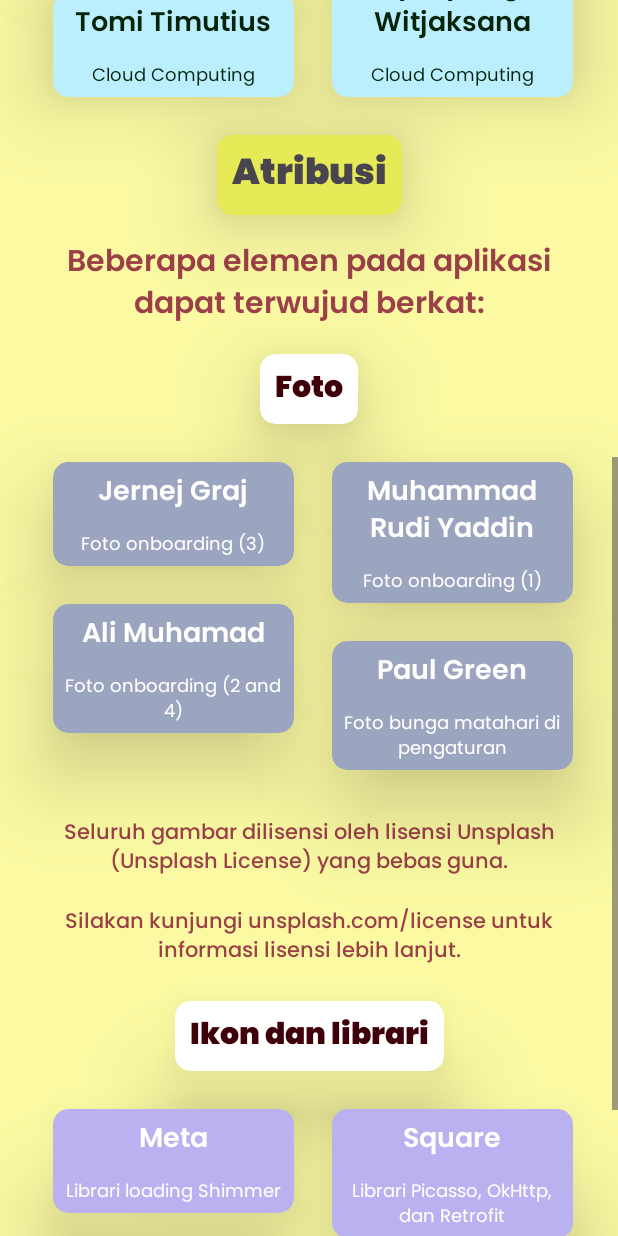
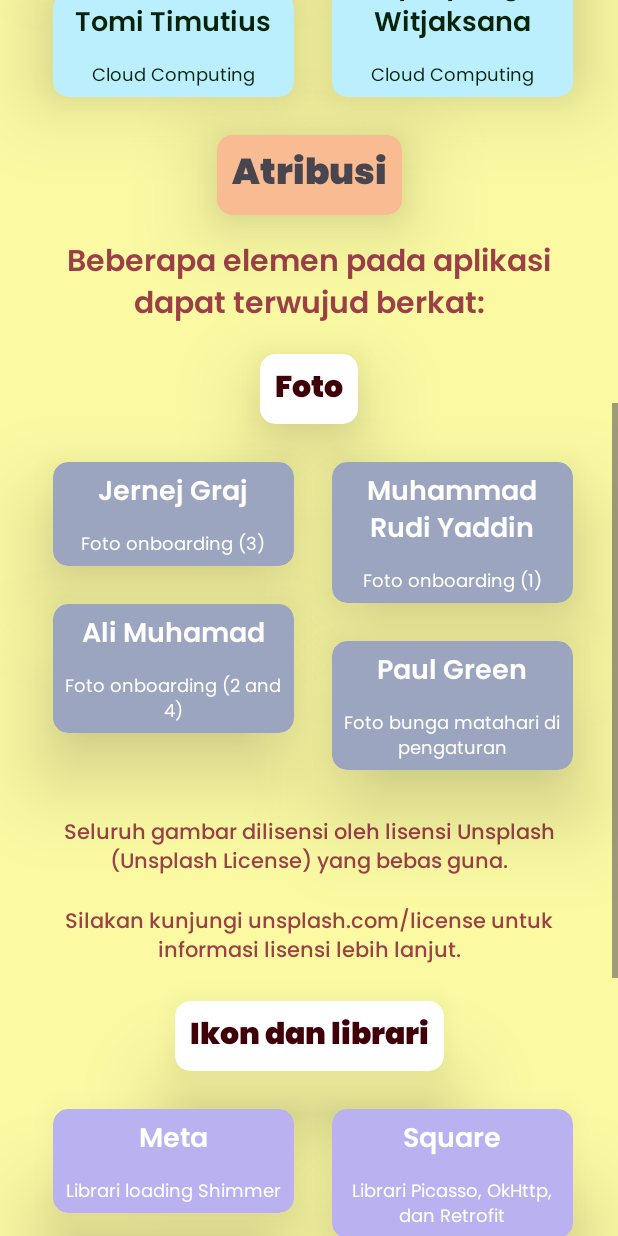
Before and after one commit to lonard2/CAMerlang-Mobile-Development, an Android app: the layout activity_credits.xml on its own in the app's theme, with its tools: preview values and no code run, scrolled down 576 dp, on a phone screen of 412 x 824 dp. Run offline under Robolectric (Android 15) with nearby library versions, the phone set to English and light mode, and no system bars.

Commit message:
Updating intent transition that aren't yet implementing fade transition (via bundle) + Updating Credits Activity with new attributions and minor part color change

```diff
--- a/app/src/main/java/com/lonard/camerlangproject/ui/homepage/HomepageFragment.kt
+++ b/app/src/main/java/com/lonard/camerlangproject/ui/homepage/HomepageFragment.kt
@@ -1,5 +1,6 @@
 package com.lonard.camerlangproject.ui.homepage
 
+import android.app.ActivityOptions
 import android.content.Intent
 import android.os.Bundle
 import android.view.LayoutInflater
@@ -61,7 +62,7 @@ class HomepageFragment : Fragment() {
         bind.apply {
             notificationBtnIcon.setOnClickListener {
                 val notificationScreenIntent = Intent(context, NotificationActivity::class.java)
-                startActivity(notificationScreenIntent)
+                startActivity(notificationScreenIntent, ActivityOptions.makeSceneTransitionAnimation(this).toBundle())
             }
 
             homeViewModel.getArticlesData().observe(viewLifecycleOwner) { articleList ->
--- a/app/src/main/java/com/lonard/camerlangproject/ui/homepage/NotificationActivity.kt
+++ b/app/src/main/java/com/lonard/camerlangproject/ui/homepage/NotificationActivity.kt
@@ -37,6 +37,10 @@ class NotificationActivity : AppCompatActivity() {
         }
 
         bind.apply {
+            backBtn.setOnClickListener {
+                finishAfterTransition()
+            }
+
             homeViewModel.getNotificationCategories().observe(this@NotificationActivity) { notificationCatList ->
                 homeViewModel.getNotificationContent().observe(this@NotificationActivity) { notificationList ->
                     if (notificationList != null) {
--- a/app/src/main/java/com/lonard/camerlangproject/ui/library/LibraryDetailActivity.kt
+++ b/app/src/main/java/com/lonard/camerlangproject/ui/library/LibraryDetailActivity.kt
@@ -53,7 +53,7 @@ class LibraryDetailActivity : AppCompatActivity() {
 
         bind.apply {
             backBtn.setOnClickListener {
-                finish()
+                finishAfterTransition()
             }
 
             Picasso.get().load(diseaseParcel.thumbnailPic).into(libDetailHeaderPic)
--- a/app/src/main/java/com/lonard/camerlangproject/ui/rv_adapter/ConsultationDetailAdapter.kt
+++ b/app/src/main/java/com/lonard/camerlangproject/ui/rv_adapter/ConsultationDetailAdapter.kt
@@ -31,11 +31,8 @@ class ConsultationDetailAdapter(private val consultationList: ArrayList<Consulta
         val(datetime, outcome, id) = consultationList[position]
 
         holder.bind.apply {
+            diagnosisId.text = id
             datetimeInfo.text = datetime
-            diagnosisOutcomeInfo.text = outcome
-            diagnosisId.text = id
-
-
         }
     }
 
--- a/app/src/main/java/com/lonard/camerlangproject/ui/settings/CreditsActivity.kt
+++ b/app/src/main/java/com/lonard/camerlangproject/ui/settings/CreditsActivity.kt
@@ -13,5 +13,9 @@ class CreditsActivity : AppCompatActivity() {
         super.onCreate(savedInstanceState)
         bind = ActivityCreditsBinding.inflate(layoutInflater)
         setContentView(bind.root)
+
+        bind.apply {
+            finishAfterTransition()
+        }
     }
 }
--- a/app/src/main/java/com/lonard/camerlangproject/ui/settings/SettingsMainFragment.kt
+++ b/app/src/main/java/com/lonard/camerlangproject/ui/settings/SettingsMainFragment.kt
@@ -1,5 +1,6 @@
 package com.lonard.camerlangproject.ui.settings
 
+import android.app.ActivityOptions
 import android.content.Context
 import android.content.Intent
 import android.os.Bundle
@@ -53,7 +54,7 @@ class SettingsMainFragment : Fragment() {
                         btnSettingsCard1.setOnClickListener {
                             val userAccountIntent =
                                 Intent(requireActivity(), SettingsUserActivity::class.java)
-                            startActivity(userAccountIntent)
+                            startActivity(userAccountIntent, ActivityOptions.makeSceneTransitionAnimation(requireActivity()).toBundle())
                         }
 
                         btnSettingsCard2.setOnClickListener {
@@ -89,13 +90,13 @@ class SettingsMainFragment : Fragment() {
 
                         btnSettingsCard3.setOnClickListener {
                             val localizationMenuIntent = Intent(Settings.ACTION_LOCALE_SETTINGS)
-                            startActivity(localizationMenuIntent)
+                            startActivity(localizationMenuIntent, ActivityOptions.makeSceneTransitionAnimation(requireActivity()).toBundle())
                         }
 
                         btnSettingsCard4.setOnClickListener {
                             val creditIntent =
                                 Intent(requireActivity(), CreditsActivity::class.java)
-                            startActivity(creditIntent)
+                            startActivity(creditIntent, ActivityOptions.makeSceneTransitionAnimation(requireActivity()).toBundle())
                         }
                     }
                 }
--- a/app/src/main/java/com/lonard/camerlangproject/ui/settings/SettingsUserActivity.kt
+++ b/app/src/main/java/com/lonard/camerlangproject/ui/settings/SettingsUserActivity.kt
@@ -30,7 +30,7 @@ class SettingsUserActivity : AppCompatActivity() {
         localViewModel.getLocalUser().observe(this) { localUser ->
             bind.apply {
                 backBtn.setOnClickListener {
-                    finish()
+                    finishAfterTransition()
                 }
 
                 settingsUserSection1Column.setText(localUser.name)
--- a/app/src/main/res/layout/activity_credits.xml
+++ b/app/src/main/res/layout/activity_credits.xml
@@ -270,7 +270,7 @@
             android:id="@+id/credits_part_2"
             style="@style/Card.Credits"
 
-            app:cardBackgroundColor="@color/md_theme_light_tertiaryContainer_normal"
+            app:cardBackgroundColor="@color/credits_part_two_intro"
 
             app:layout_constraintTop_toBottomOf="@id/team_member_5_card"
             app:layout_constraintStart_toStartOf="parent"
@@ -542,12 +542,9 @@
             android:id="@+id/other_attribution_3_card"
             style="@style/Card.Credits.Creator.Left.Other"
 
-            android:layout_marginBottom="30dp"
-
             app:layout_constraintTop_toBottomOf="@id/other_attribution_1_card"
             app:layout_constraintStart_toStartOf="parent"
-            app:layout_constraintEnd_toStartOf="@id/half_content_guideline"
-            app:layout_constraintBottom_toBottomOf="parent">
+            app:layout_constraintEnd_toStartOf="@id/half_content_guideline">
 
             <LinearLayout
                 android:layout_width="match_parent"
@@ -573,12 +570,9 @@
             android:id="@+id/other_attribution_4_card"
             style="@style/Card.Credits.Creator.Right.Other"
 
-            android:layout_marginBottom="30dp"
-
             app:layout_constraintTop_toBottomOf="@id/other_attribution_2_card"
             app:layout_constraintStart_toEndOf="@id/half_content_guideline"
-            app:layout_constraintEnd_toEndOf="parent"
-            app:layout_constraintBottom_toBottomOf="parent">
+            app:layout_constraintEnd_toEndOf="parent">
 
             <LinearLayout
                 android:layout_width="match_parent"
@@ -599,6 +593,99 @@
                     android:text="@string/other_attribution_4_jobdesc"/>
 
             </LinearLayout>
+        </androidx.cardview.widget.CardView>
+
+        <androidx.cardview.widget.CardView
+            android:id="@+id/other_attribution_5_card"
+            style="@style/Card.Credits.Creator.Left.Other"
+
+            android:layout_marginBottom="30dp"
+
+            app:layout_constraintTop_toBottomOf="@id/other_attribution_3_card"
+            app:layout_constraintStart_toStartOf="parent"
+            app:layout_constraintEnd_toStartOf="@id/half_content_guideline"
+            app:layout_constraintBottom_toBottomOf="parent">
+
+            <LinearLayout
+                android:layout_width="match_parent"
+                android:layout_height="match_parent"
+                android:orientation="vertical">
+
+                <TextView
+                    android:id="@+id/other_attribution_5_card_txt"
+                    style="@style/CardText.Credits.DarkBg"
+
+                    android:text="@string/other_attribution_5"/>
+
+                <TextView
+                    android:id="@+id/other_attribution_5_jobdesc"
+                    style="@style/CardText.Credits.DarkBg.LowerText"
+
+                    android:text="@string/other_attribution_5_jobdesc" />
+
+            </LinearLayout>
+        </androidx.cardview.widget.CardView>
+
+        <androidx.cardview.widget.CardView
+            android:id="@+id/other_attribution_6_card"
+            style="@style/Card.Credits.Creator.Right.Other"
+
+            app:layout_constraintTop_toBottomOf="@id/other_attribution_4_card"
+            app:layout_constraintStart_toEndOf="@id/half_content_guideline"
+            app:layout_constraintEnd_toEndOf="parent">
+
+            <LinearLayout
+                android:layout_width="match_parent"
+                android:layout_height="match_parent"
+                android:orientation="vertical">
+
+                <TextView
+                    android:id="@+id/other_attribution_6_txt"
+
+                    style="@style/CardText.Credits.DarkBg"
+
+                    android:text="@string/other_attribution_6"/>
+
+                <TextView
+                    android:id="@+id/other_attribution_6_jobdesc"
+                    style="@style/CardText.Credits.DarkBg.LowerText"
+
+                    android:text="@string/other_attribution_6_jobdesc"/>
+
+            </LinearLayout>
+
+        </androidx.cardview.widget.CardView>
+
+        <androidx.cardview.widget.CardView
+            android:id="@+id/other_attribution_7_card"
+            style="@style/Card.Credits.Creator.Right.Other"
+
+            android:layout_marginBottom="30dp"
+
+            app:layout_constraintTop_toBottomOf="@id/other_attribution_6_card"
+            app:layout_constraintStart_toEndOf="@id/half_content_guideline"
+            app:layout_constraintEnd_toEndOf="parent"
+            app:layout_constraintBottom_toBottomOf="parent">
+
+            <LinearLayout
+                android:layout_width="match_parent"
+                android:layout_height="match_parent"
+                android:orientation="vertical">
+
+                <TextView
+                    android:id="@+id/other_attribution_7_txt"
+
+                    style="@style/CardText.Credits.DarkBg"
+
+                    android:text="@string/other_attribution_7"/>
+
+                <TextView
+                    android:id="@+id/other_attribution_7_jobdesc"
+                    style="@style/CardText.Credits.DarkBg.LowerText"
+
+                    android:text="@string/other_attribution_7_jobdesc"/>
+
+            </LinearLayout>
 
         </androidx.cardview.widget.CardView>
 
--- a/app/src/main/res/values/colors.xml
+++ b/app/src/main/res/values/colors.xml
@@ -115,4 +115,6 @@
 	<color name="splash_wordmark_logo">#99FF8585</color>
 	<color name="expert_bg_color">#EAFDFF</color>
 	<color name="rating_card_color">#FFCB15</color>
+
+	<color name="credits_part_two_intro">#F8BB92</color>
 </resources>
--- a/app/src/main/res/values/strings.xml
+++ b/app/src/main/res/values/strings.xml
@@ -190,4 +190,10 @@
     <string name="sample_rating">0.0</string>
 
     <string name="expert_verifed_date_format">diverifikasi pada %1$s</string>
+    <string name="other_attribution_5">Weifeng</string>
+    <string name="other_attribution_5_jobdesc">Animasi Lottie untuk loading \n\n dari LottieFiles.com - dipublikasikan dengan Lottie Simple License (https://lottiefiles.com/page/license)</string>
+    <string name="other_attribution_6_jobdesc">Ikon-ikon berbasis emoji</string>
+    <string name="other_attribution_6">JoyPixels</string>
+    <string name="other_attribution_7_jobdesc">Membangun dan merawat sistem operasi Android, Google Cloud, dan TensorFlow</string>
+    <string name="other_attribution_7">Google</string>
 </resources>
```
Also changed, not shown: 1 other file.
